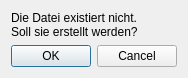
Above: createfiledialog.ui from AwesomeTextEdtor/Texteditor before the change. Below: the same form after it.
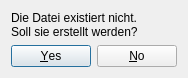
That is the form after the change.

Patch:
```diff
--- a/createfiledialog.ui
+++ b/createfiledialog.ui
@@ -7,7 +7,7 @@
     <x>0</x>
     <y>0</y>
     <width>186</width>
-    <height>73</height>
+    <height>76</height>
    </rect>
   </property>
   <property name="windowTitle">
@@ -30,7 +30,7 @@
         <enum>Qt::Horizontal</enum>
        </property>
        <property name="standardButtons">
-        <set>QDialogButtonBox::Cancel|QDialogButtonBox::Ok</set>
+        <set>QDialogButtonBox::No|QDialogButtonBox::Yes</set>
        </property>
       </widget>
      </item>
```
